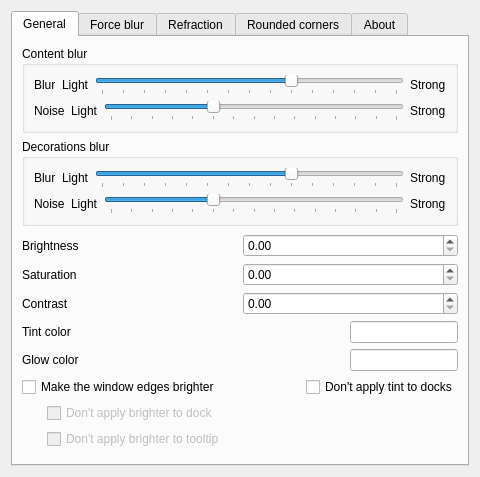
4v3ngR/kwin-effects-glass, file src/kcm/blur_config.ui: the form before one commit.
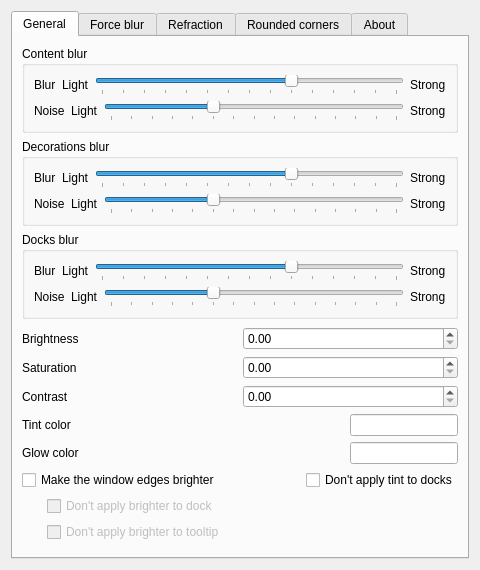
The form after the commit. Custom widgets are drawn as their Qt base class.

What changed in the file:
```diff
--- a/src/kcm/blur_config.ui
+++ b/src/kcm/blur_config.ui
@@ -233,6 +233,112 @@
          </layout>
         </widget>
        </item>
+       <item>
+        <widget class="QGroupBox" name="groupBoxDockBlur">
+         <property name="title">
+          <string>Docks blur</string>
+         </property>
+         <layout class="QVBoxLayout" name="verticalLayoutDockBlur">
+          <item>
+           <layout class="QHBoxLayout" name="horizontalLayoutDockBlur" stretch="0,0,0,0">
+            <item>
+             <widget class="QLabel" name="labelDockBlur">
+              <property name="text">
+               <string>Blur</string>
+              </property>
+             </widget>
+            </item>
+            <item>
+             <widget class="QLabel" name="labelDockBlurLight">
+              <property name="text">
+               <string>Light</string>
+              </property>
+             </widget>
+            </item>
+            <item>
+             <widget class="QSlider" name="kcfg_DockBlurStrength">
+              <property name="minimum">
+               <number>1</number>
+              </property>
+              <property name="maximum">
+               <number>15</number>
+              </property>
+              <property name="singleStep">
+               <number>1</number>
+              </property>
+              <property name="pageStep">
+               <number>1</number>
+              </property>
+              <property name="value">
+               <number>10</number>
+              </property>
+              <property name="orientation">
+               <enum>Qt::Orientation::Horizontal</enum>
+              </property>
+              <property name="tickPosition">
+               <enum>QSlider::TickPosition::TicksBelow</enum>
+              </property>
+             </widget>
+            </item>
+            <item>
+             <widget class="QLabel" name="labelDockBlurStrong">
+              <property name="text">
+               <string>Strong</string>
+              </property>
+             </widget>
+            </item>
+           </layout>
+          </item>
+          <item>
+           <layout class="QHBoxLayout" name="horizontalLayoutDockNoise">
+            <item>
+             <widget class="QLabel" name="labelDockNoise">
+              <property name="text">
+               <string>Noise</string>
+              </property>
+             </widget>
+            </item>
+            <item>
+             <widget class="QLabel" name="labelDockNoiseLight">
+              <property name="text">
+               <string>Light</string>
+              </property>
+             </widget>
+            </item>
+            <item>
+             <widget class="QSlider" name="kcfg_DockNoiseStrength">
+              <property name="maximum">
+               <number>14</number>
+              </property>
+              <property name="pageStep">
+               <number>5</number>
+              </property>
+              <property name="value">
+               <number>5</number>
+              </property>
+              <property name="orientation">
+               <enum>Qt::Orientation::Horizontal</enum>
+              </property>
+              <property name="tickPosition">
+               <enum>QSlider::TickPosition::TicksBelow</enum>
+              </property>
+              <property name="tickInterval">
+               <number>1</number>
+              </property>
+             </widget>
+            </item>
+            <item>
+             <widget class="QLabel" name="labelDockNoiseStrong">
+              <property name="text">
+               <string>Strong</string>
+              </property>
+             </widget>
+            </item>
+           </layout>
+          </item>
+         </layout>
+        </widget>
+       </item>
        <item>
         <spacer name="verticalSpacer">
          <property name="orientation">
```
Left out of the diff: 81 changed lines with no effect on the pictures.
